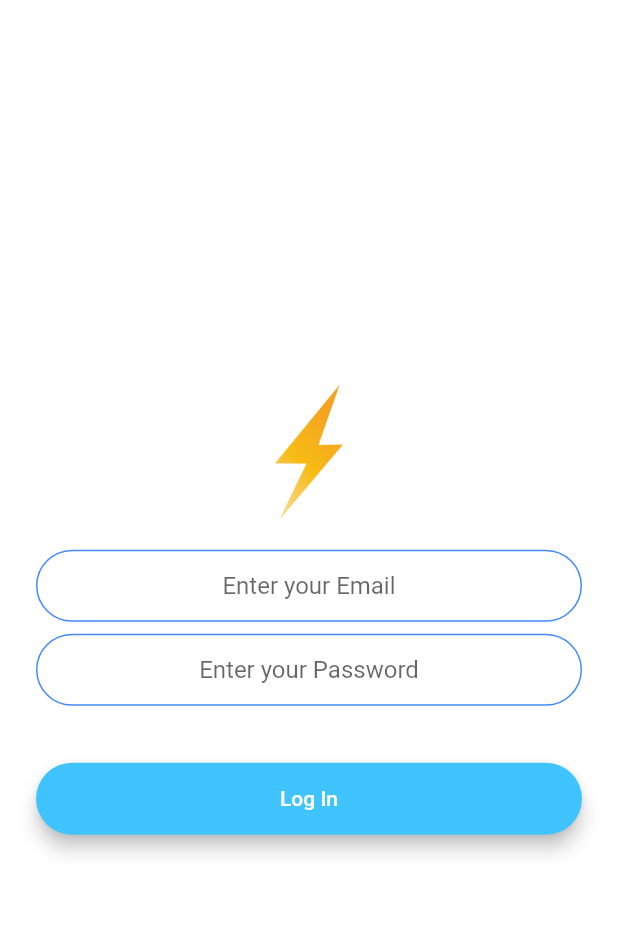
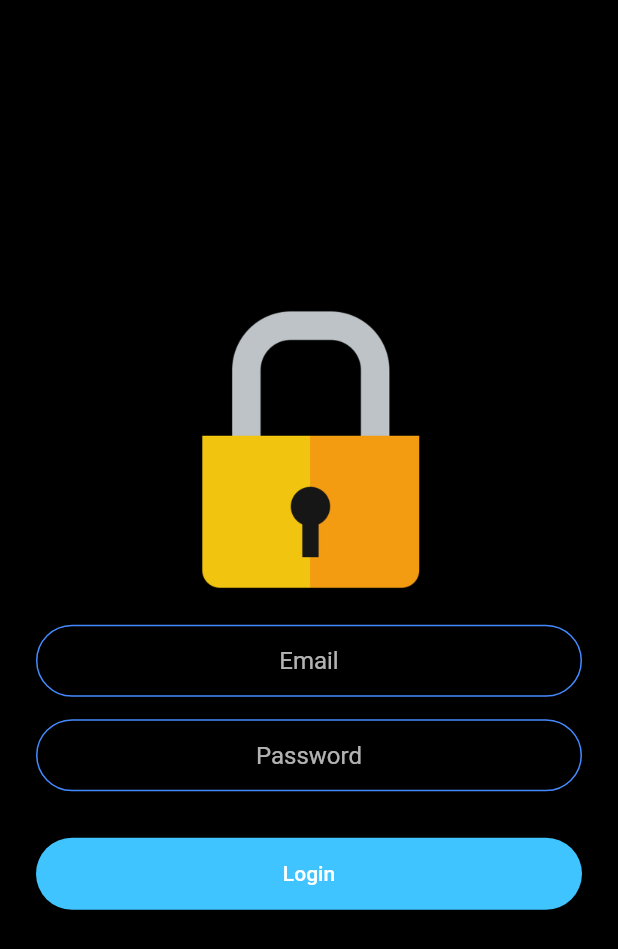
Before and after one commit to filipegomes/the-secret-chat, a Flutter app: the LoginScreen screen opened by its route, on a phone screen of 412 x 824 dp. Shown: the top 949 px of the screen. Run offline on Flutter 3.47's test engine with Material 2 defaults, Android fonts, the phone set to English and light mode, and no system bars; our stand-ins replace animated_text_kit, cloud_firestore, firebase_auth, modal_progress_hud; accounts and stored records are empty.

```diff
--- a/lib/constants.dart
+++ b/lib/constants.dart
@@ -1,12 +1,16 @@
 import 'package:flutter/material.dart';
 
 const kSendButtonTextStyle = TextStyle(
-  color: Colors.lightBlueAccent,
+  color: Colors.white,
   fontWeight: FontWeight.bold,
   fontSize: 18.0,
 );
 
 const kMessageTextFieldDecoration = InputDecoration(
+
+  hintStyle: TextStyle(
+    color: Colors.white70,
+  ),
   contentPadding: EdgeInsets.symmetric(vertical: 10.0, horizontal: 20.0),
   hintText: 'Type your message here...',
   border: InputBorder.none,
@@ -19,6 +23,10 @@ const kMessageContainerDecoration = BoxDecoration(
 );
 
 const kTextFieldDecoration = InputDecoration(
+  hintStyle: TextStyle(
+    color: Colors.white70,
+    fontWeight: FontWeight.normal,
+  ),
   hintText: 'Enter a value',
   contentPadding:
   EdgeInsets.symmetric(vertical: 10.0, horizontal: 20.0),
--- a/lib/main.dart
+++ b/lib/main.dart
@@ -4,9 +4,9 @@ import 'package:flash_chat/screens/login_screen.dart';
 import 'package:flash_chat/screens/registration_screen.dart';
 import 'package:flash_chat/screens/chat_screen.dart';
 
-void main() => runApp(FlashChat());
+void main() => runApp(TheSecretChat());
 
-class FlashChat extends StatelessWidget {
+class TheSecretChat extends StatelessWidget {
   @override
   Widget build(BuildContext context) {
     return MaterialApp(
--- a/lib/screens/login_screen.dart
+++ b/lib/screens/login_screen.dart
@@ -22,7 +22,7 @@ class _LoginScreenState extends State<LoginScreen> {
   @override
   Widget build(BuildContext context) {
     return Scaffold(
-      backgroundColor: Colors.white,
+      backgroundColor: Colors.black,
       body: ModalProgressHUD(
         inAsyncCall: showSpinner,
         child: Padding(
@@ -31,40 +31,44 @@ class _LoginScreenState extends State<LoginScreen> {
             mainAxisAlignment: MainAxisAlignment.center,
             crossAxisAlignment: CrossAxisAlignment.stretch,
             children: <Widget>[
-              Hero(
-                tag: 'logo',
-                child: Container(
-                  height: 100.0,
-                  child: Image.asset('images/logo.png'),
+              Flexible(
+                child: Hero(
+                  tag: 'logo',
+                  child: Container(
+                    height: 200.0,
+                    child: Image.asset('images/logo.png'),
+                  ),
                 ),
               ),
               SizedBox(
                 height: 15.0,
               ),
               TextField(
+                  style: TextStyle(color: Colors.white, fontWeight: FontWeight.bold),
                   keyboardType: TextInputType.emailAddress,
                   textAlign: TextAlign.center,
                   onChanged: (value) {
                   email = value;
                 },
-                decoration: kTextFieldDecoration.copyWith(hintText: 'Enter your Email')
+                decoration: kTextFieldDecoration.copyWith(hintText: 'Email')
               ),
               SizedBox(
-                height: 8.0,
+                height: 15.0,
               ),
               TextField(
+                  style: TextStyle(color: Colors.white, fontWeight: FontWeight.bold),
                   obscureText: true,
                   textAlign: TextAlign.center,
                   onChanged: (value) {
                   password = value;
                 },
-                decoration: kTextFieldDecoration.copyWith(hintText: 'Enter your Password')
+                decoration: kTextFieldDecoration.copyWith(hintText: 'Password')
               ),
               SizedBox(
-                height: 22.0,
+                height: 15.0,
               ),
               RoundedButton(
-                title: 'Log In',
+                title: 'Login',
                 colour: Colors.lightBlueAccent,
                 onPressed: () async {
                   setState(() {
--- a/lib/screens/welcome_screen.dart
+++ b/lib/screens/welcome_screen.dart
@@ -26,7 +26,7 @@ class _WelcomeScreenState extends State<WelcomeScreen>
     controller =
         AnimationController(duration: Duration(seconds: 1), vsync: this,);
     animation =
-        ColorTween(begin: Colors.grey, end: Colors.white).animate(controller);
+        ColorTween(begin: Colors.grey, end: Colors.black).animate(controller);
     controller.forward();
     controller.addListener(() {
       setState(() {});
@@ -62,6 +62,7 @@ class _WelcomeScreenState extends State<WelcomeScreen>
                 TypewriterAnimatedTextKit(
                   text: ['theSecretChat'],
                   textStyle: TextStyle(
+                    color: Colors.white,
                     fontSize: 40.0,
 
                     fontWeight: FontWeight.w900,
@@ -76,7 +77,7 @@ class _WelcomeScreenState extends State<WelcomeScreen>
             ),
 
             RoundedButton(
-              title: 'Log In',
+              title: 'Login',
               colour: Colors.lightBlueAccent,
               onPressed: () {
                 Navigator.pushNamed(context, LoginScreen.id);
```
Also changed, not shown: lib/screens/chat_screen.dart (+133 -46 lines), lib/screens/registration_screen.dart (+14 -10 lines), images/logo.png.
